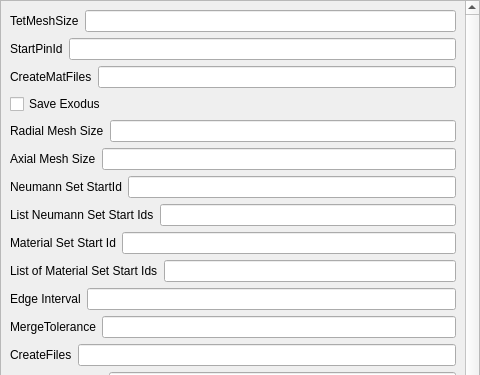
Qt form Application/qAssyParameters.ui (Sprunth/RGG) before a commit; both pictures show x 0 to 480 and y 0 to 375 of the 480 by 667 pixel window.
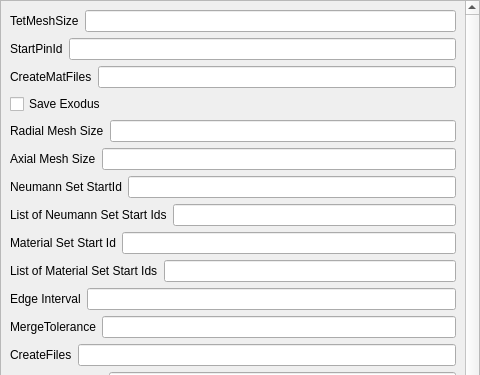
The same form after that commit.

What changed in the file:
```diff
--- a/Application/qAssyParameters.ui
+++ b/Application/qAssyParameters.ui
@@ -388,7 +388,7 @@
          <item>
           <widget class="QLabel" name="label_19">
            <property name="text">
-            <string>List Neumann Set Start Ids</string>
+            <string>List of Neumann Set Start Ids</string>
            </property>
           </widget>
          </item>
```
Left out of the diff: 486 changed lines with no effect on the pictures.
